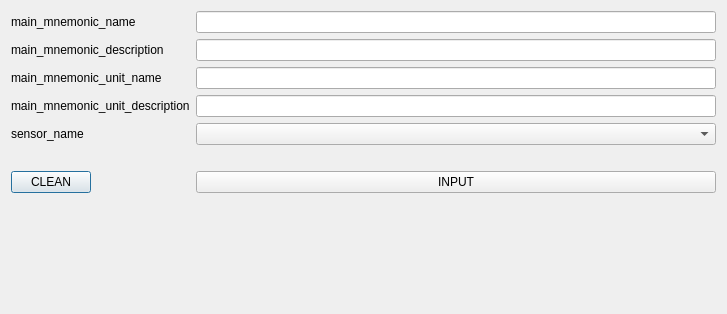
Qt form mainmnemonicaddwindow.ui (vanish194/QueryDataBaseEditor) before a commit.
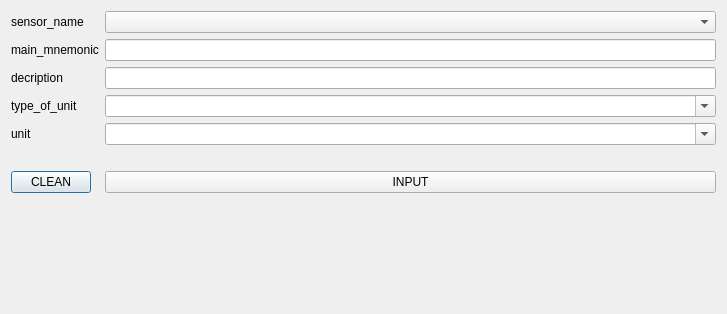
The same form after that commit.

```diff
--- a/mainmnemonicaddwindow.ui
+++ b/mainmnemonicaddwindow.ui
@@ -14,77 +14,85 @@
    <string>Main Mnemonic Add Window</string>
   </property>
   <layout class="QFormLayout" name="formLayout">
-   <item row="0" column="0">
+   <item row="2" column="0">
     <widget class="QLabel" name="label_2">
      <property name="text">
-      <string>main_mnemonic_name</string>
+      <string>main_mnemonic</string>
      </property>
     </widget>
    </item>
-   <item row="0" column="1">
+   <item row="2" column="1">
     <widget class="QLineEdit" name="lineEdit_main_mnemonic_name"/>
    </item>
-   <item row="1" column="0">
+   <item row="3" column="0">
     <widget class="QLabel" name="label">
      <property name="text">
-      <string>main_mnemonic_description</string>
+      <string>decription</string>
      </property>
     </widget>
    </item>
-   <item row="1" column="1">
+   <item row="3" column="1">
     <widget class="QLineEdit" name="lineEdit_main_mnemonic_description"/>
    </item>
-   <item row="2" column="0">
+   <item row="5" column="0">
     <widget class="QLabel" name="label_3">
      <property name="text">
-      <string>main_mnemonic_unit_name</string>
+      <string>type_of_unit</string>
      </property>
     </widget>
    </item>
-   <item row="2" column="1">
-    <widget class="QLineEdit" name="lineEdit_main_mnemonic_unit_name"/>
-   </item>
-   <item row="3" column="0">
-    <widget class="QLabel" name="label_main_mnemonic_description">
-     <property name="text">
-      <string>main_mnemonic_unit_description</string>
-     </property>
-    </widget>
-   </item>
-   <item row="3" column="1">
-    <widget class="QLineEdit" name="lineEdit_main_mnemonic_unit_description"/>
-   </item>
-   <item row="4" column="0">
-    <widget class="QLabel" name="label_5">
-     <property name="text">
-      <string>sensor_name</string>
-     </property>
-    </widget>
-   </item>
-   <item row="4" column="1">
-    <widget class="QComboBox" name="comboBox_sensor_name"/>
-   </item>
    <item row="6" column="0">
+    <widget class="QLabel" name="label_main_mnemonic_description">
+     <property name="text">
+      <string>unit</string>
+     </property>
+    </widget>
+   </item>
+   <item row="9" column="0">
     <widget class="QPushButton" name="pushButton_CLEAN">
      <property name="text">
       <string>CLEAN</string>
      </property>
     </widget>
    </item>
-   <item row="6" column="1">
+   <item row="9" column="1">
     <widget class="QPushButton" name="pushButton_INPUT">
      <property name="text">
       <string>INPUT</string>
      </property>
     </widget>
    </item>
-   <item row="5" column="1">
+   <item row="8" column="1">
     <widget class="QLabel" name="label_input_info">
      <property name="text">
       <string/>
      </property>
     </widget>
    </item>
+   <item row="1" column="1">
+    <widget class="QComboBox" name="comboBox_sensor_name"/>
+   </item>
+   <item row="1" column="0">
+    <widget class="QLabel" name="label_5">
+     <property name="text">
+      <string>sensor_name</string>
+     </property>
+    </widget>
+   </item>
+   <item row="5" column="1">
+    <widget class="QComboBox" name="comboBox_type_of_unit">
+     <property name="editable">
+      <bool>true</bool>
+     </property>
+    </widget>
+   </item>
+   <item row="6" column="1">
+    <widget class="QComboBox" name="comboBox_unit">
+     <property name="editable">
+      <bool>true</bool>
+     </property>
+    </widget>
+   </item>
   </layout>
  </widget>
  <resources/>
```
